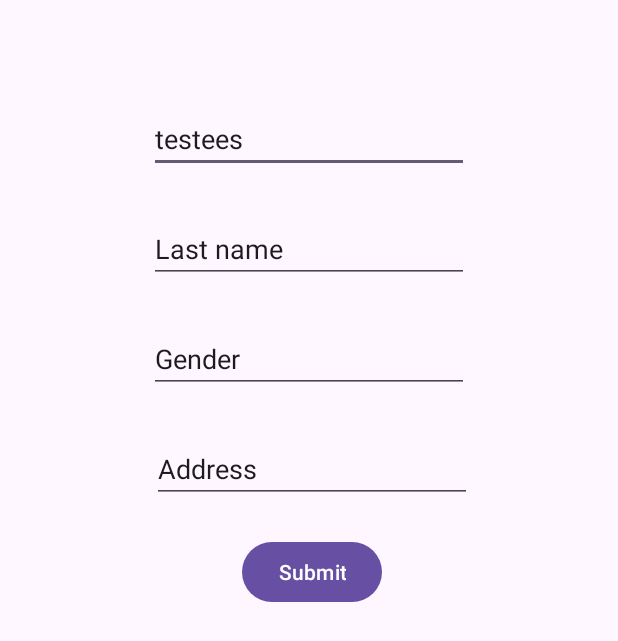
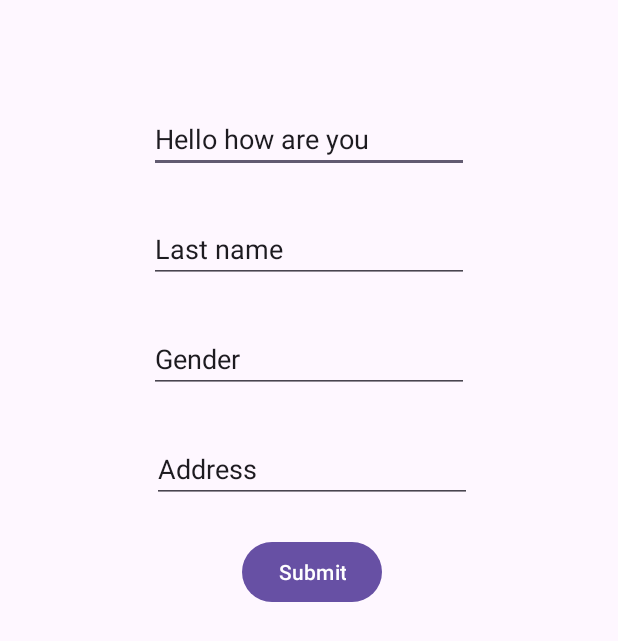
Before and after one commit to christianjj/myCiCd, an Android app: the screen it shows after launch (MainActivity), after a tap on "Submit", on a phone screen of 412 x 824 dp. Shown: the top 641 px of the screen. Run offline under Robolectric (Android 15) with nearby library versions, the phone set to English and light mode, and no system bars.

Commit message:
Update text

```diff
--- a/app/src/main/java/com/example/mycicd/MainActivity.kt
+++ b/app/src/main/java/com/example/mycicd/MainActivity.kt
@@ -17,7 +17,7 @@ class MainActivity : AppCompatActivity() {
         button = findViewById<Button?>(R.id.button)
 
         button.setOnClickListener {
-            editText1.setText("testees")
+            editText1.setText("Hello how are you")
         }
     }
 
```
